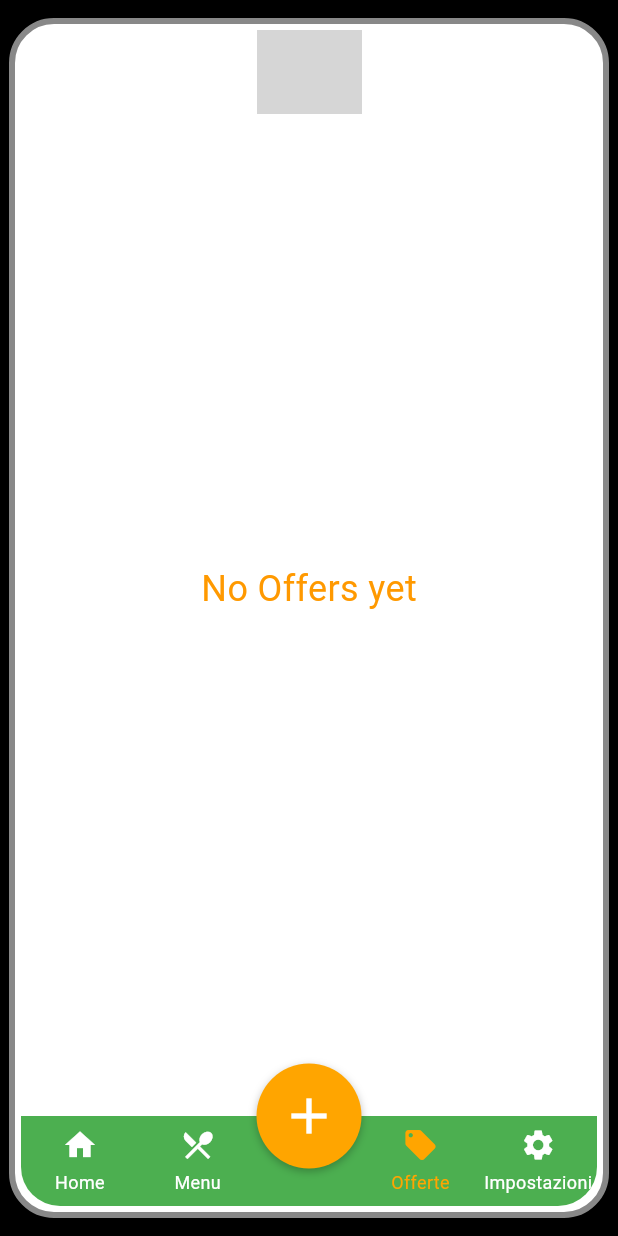
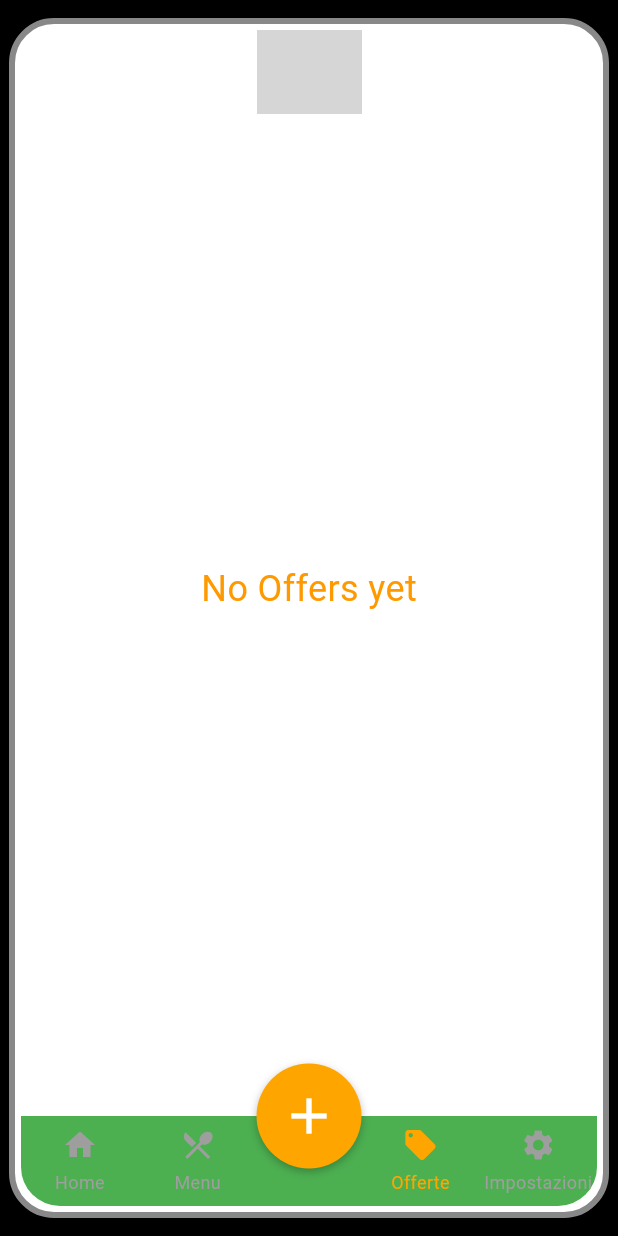
Before and after one commit to CASician/fitnfast, a Flutter app: the DealsScreen screen opened directly, on a phone screen of 412 x 824 dp. Run offline on Flutter 3.47's test engine with Material 3 defaults, Android fonts, the phone set to English and light mode, and no system bars; our stand-ins replace carousel_slider, flutter_dotenv; grey boxes are pictures that could not be loaded.

```diff
--- a/lib/widgets/navbar.dart
+++ b/lib/widgets/navbar.dart
@@ -47,7 +47,7 @@ class CustomNavbar extends StatelessWidget {
     // Colori personalizzati dal dotenv
     Color backgroundColor = Color(int.parse(dotenv.env['BACKGROUND_COLOR'] ?? '0xFF4CAF50'));
     Color selectedColor = Color(int.parse(dotenv.env['SECONDARY_COLOR'] ?? '0xFFFFA500'));
-    Color unselectedColor = Colors.white;
+    Color unselectedColor = Colors.grey;
 
     return SizedBox(
       height: navBarHeight + plusButtonDiameter / 2 , // spazio per il plus che sporge
```
Also changed, not shown: 1 other file.
